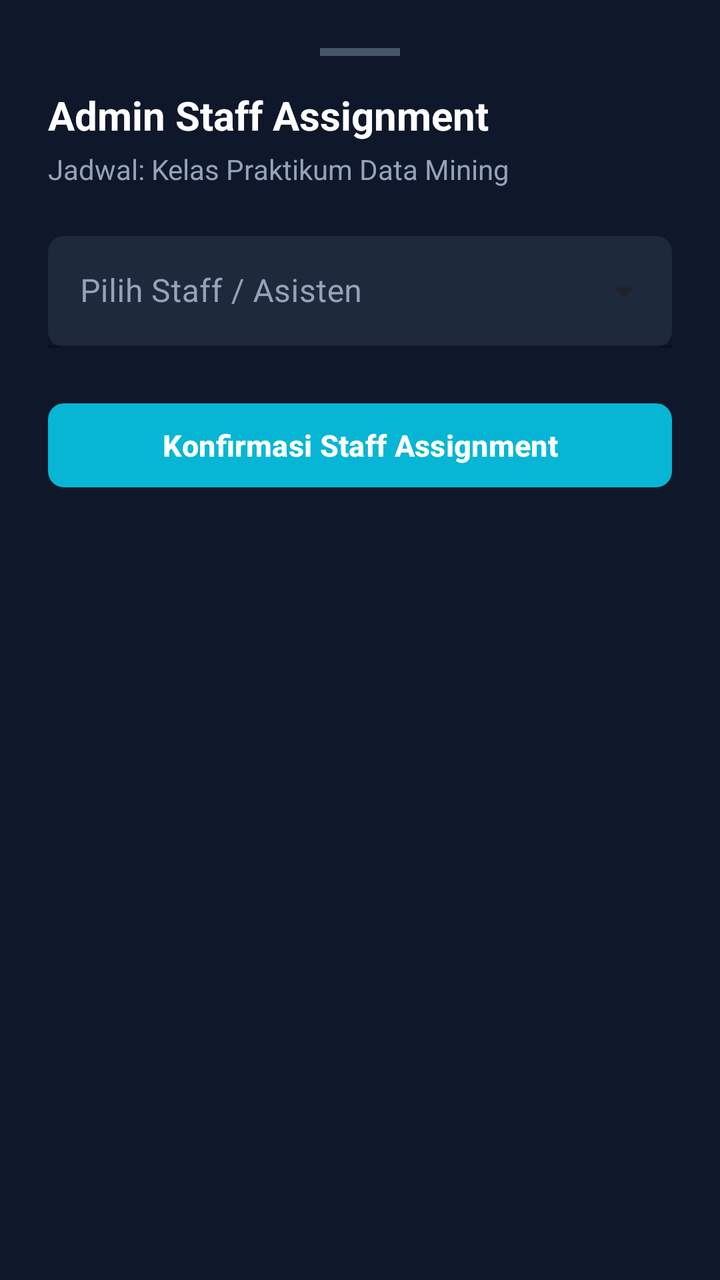
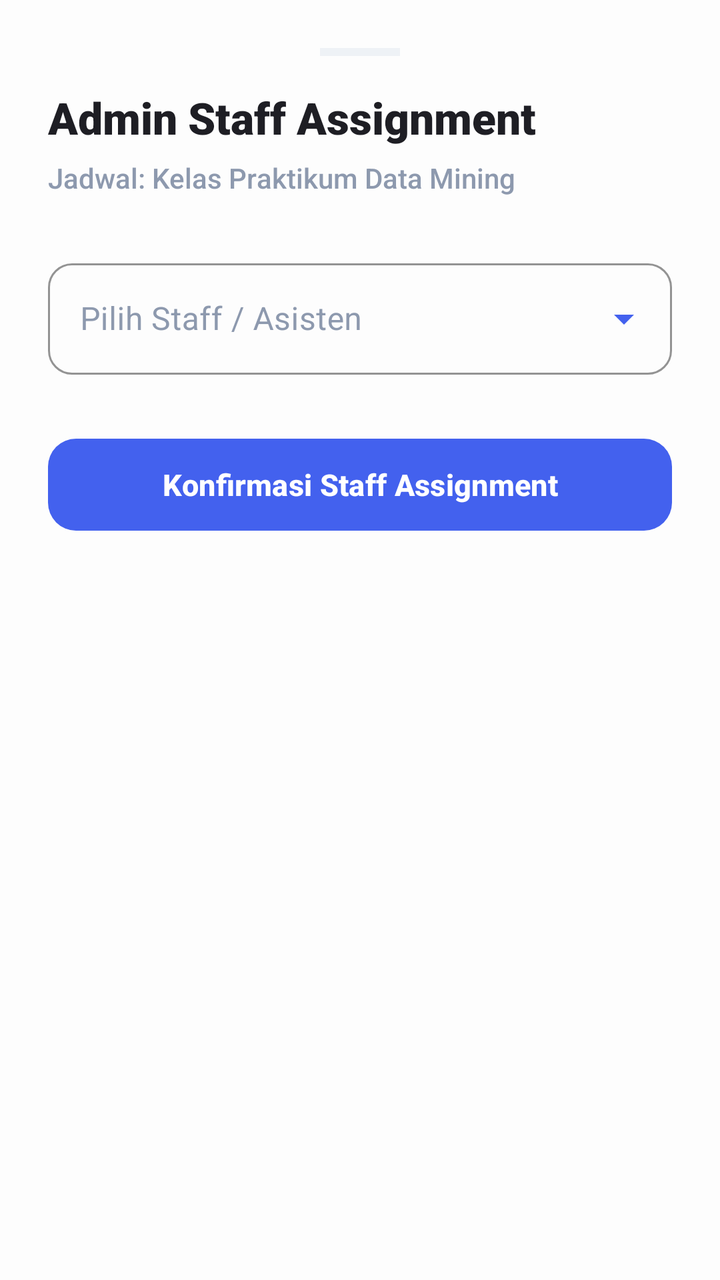

Compare the two renders of this Android layout. The source of the first and the diff that turns it into the second are given below.
<!-- AndroidManifest.xml: application theme Theme.MyApplication -->
<!-- res/layout/fragment_admin_staff_assignment.xml -->
<?xml version="1.0" encoding="utf-8"?>
<androidx.constraintlayout.widget.ConstraintLayout
    xmlns:android="http://schemas.android.com/apk/res/android"
    xmlns:app="http://schemas.android.com/apk/res-auto"
    android:layout_width="match_parent"
    android:layout_height="wrap_content"
    android:background="#0F172A"
    android:padding="24dp">

    <View
        android:id="@+id/vIndicator"
        android:layout_width="40dp"
        android:layout_height="4dp"
        android:background="#475569"
        app:layout_constraintTop_toTopOf="parent"
        app:layout_constraintStart_toStartOf="parent"
        app:layout_constraintEnd_toEndOf="parent" />

    <TextView
        android:id="@+id/tvAssignmentTitle"
        android:layout_width="0dp"
        android:layout_height="wrap_content"
        android:text="Admin Staff Assignment"
        android:textColor="#FFFFFF"
        android:textSize="20sp"
        android:textStyle="bold"
        android:layout_marginTop="16dp"
        app:layout_constraintTop_toBottomOf="@id/vIndicator"
        app:layout_constraintStart_toStartOf="parent"
        app:layout_constraintEnd_toEndOf="parent" />

    <TextView
        android:id="@+id/tvSelectedSchedule"
        android:layout_width="0dp"
        android:layout_height="wrap_content"
        android:text="Jadwal: Kelas Praktikum Data Mining"
        android:textColor="#94A3B8"
        android:textSize="14sp"
        android:layout_marginTop="4dp"
        app:layout_constraintTop_toBottomOf="@id/tvAssignmentTitle"
        app:layout_constraintStart_toStartOf="parent"
        app:layout_constraintEnd_toEndOf="parent" />

    <com.google.android.material.textfield.TextInputLayout
        android:id="@+id/tilStaffDropdown"
        style="@style/Widget.MaterialComponents.TextInputLayout.FilledBox.ExposedDropdownMenu"
        android:layout_width="0dp"
        android:layout_height="wrap_content"
        android:layout_marginTop="24dp"
        android:hint="Pilih Staff / Asisten"
        android:textColorHint="#94A3B8"
        app:hintTextColor="#06B6D4"
        app:boxStrokeColor="#06B6D4"
        app:boxBackgroundColor="#1E293B"
        app:boxCornerRadiusTopStart="8dp"
        app:boxCornerRadiusTopEnd="8dp"
        app:boxCornerRadiusBottomStart="8dp"
        app:boxCornerRadiusBottomEnd="8dp"
        app:layout_constraintTop_toBottomOf="@id/tvSelectedSchedule"
        app:layout_constraintStart_toStartOf="parent"
        app:layout_constraintEnd_toEndOf="parent">

        <AutoCompleteTextView
            android:id="@+id/actvStaff"
            android:layout_width="match_parent"
            android:layout_height="wrap_content"
            android:textColor="#F8FAFC"
            android:inputType="text" />

    </com.google.android.material.textfield.TextInputLayout>

    <com.google.android.material.button.MaterialButton
        android:id="@+id/btnConfirmAssignment"
        android:layout_width="0dp"
        android:layout_height="50dp"
        android:layout_marginTop="24dp"
        android:text="Konfirmasi Staff Assignment"
        android:textColor="#FFFFFF"
        android:textSize="15sp"
        android:textStyle="bold"
        app:backgroundTint="#06B6D4"
        app:cornerRadius="8dp"
        app:layout_constraintTop_toBottomOf="@id/tilStaffDropdown"
        app:layout_constraintStart_toStartOf="parent"
        app:layout_constraintEnd_toEndOf="parent" />

</androidx.constraintlayout.widget.ConstraintLayout>
<!-- resources referenced by this layout -->
<resources>
  <style name="Theme.MyApplication" parent="Base.Theme.MyApplication" />
  <style name="Base.Theme.MyApplication" parent="Theme.Material3.DayNight.NoActionBar">
          
          
      </style>
</resources>

<!-- the commit's change to res/layout/fragment_admin_staff_assignment.xml (unified diff, before → after) -->
@@ -4,25 +4,21 @@
     xmlns:app="http://schemas.android.com/apk/res-auto"
     android:layout_width="match_parent"
     android:layout_height="wrap_content"
-    android:background="#0F172A"
-    android:padding="24dp">
-
-    <View
-        android:id="@+id/vIndicator"
-        android:layout_width="40dp"
-        android:layout_height="4dp"
-        android:background="#475569"
-        app:layout_constraintTop_toTopOf="parent"
-        app:layout_constraintStart_toStartOf="parent"
-        app:layout_constraintEnd_toEndOf="parent" />
+    android:background="#FDFDFD" android:padding="24dp"> <View
+    android:id="@+id/vIndicator"
+    android:layout_width="40dp"
+    android:layout_height="4dp"
+    android:background="#EEF2F6" app:layout_constraintTop_toTopOf="parent"
+    app:layout_constraintStart_toStartOf="parent"
+    app:layout_constraintEnd_toEndOf="parent" />
 
     <TextView
         android:id="@+id/tvAssignmentTitle"
         android:layout_width="0dp"
         android:layout_height="wrap_content"
         android:text="Admin Staff Assignment"
-        android:textColor="#FFFFFF"
-        android:textSize="20sp"
+        android:textColor="#1E1E24" android:textSize="22sp"
+        android:fontFamily="sans-serif-black"
         android:textStyle="bold"
         android:layout_marginTop="16dp"
         app:layout_constraintTop_toBottomOf="@id/vIndicator"
@@ -34,29 +30,26 @@
         android:layout_width="0dp"
         android:layout_height="wrap_content"
         android:text="Jadwal: Kelas Praktikum Data Mining"
-        android:textColor="#94A3B8"
-        android:textSize="14sp"
-        android:layout_marginTop="4dp"
+        android:textColor="#8D99AE" android:textSize="14sp"
+        android:fontFamily="sans-serif-medium"
+        android:layout_marginTop="6dp"
         app:layout_constraintTop_toBottomOf="@id/tvAssignmentTitle"
         app:layout_constraintStart_toStartOf="parent"
         app:layout_constraintEnd_toEndOf="parent" />
 
     <com.google.android.material.textfield.TextInputLayout
         android:id="@+id/tilStaffDropdown"
-        style="@style/Widget.MaterialComponents.TextInputLayout.FilledBox.ExposedDropdownMenu"
-        android:layout_width="0dp"
+        style="@style/Widget.MaterialComponents.TextInputLayout.OutlinedBox.ExposedDropdownMenu" android:layout_width="0dp"
         android:layout_height="wrap_content"
-        android:layout_marginTop="24dp"
+        android:layout_marginTop="28dp"
         android:hint="Pilih Staff / Asisten"
-        android:textColorHint="#94A3B8"
-        app:hintTextColor="#06B6D4"
-        app:boxStrokeColor="#06B6D4"
-        app:boxBackgroundColor="#1E293B"
-        app:boxCornerRadiusTopStart="8dp"
-        app:boxCornerRadiusTopEnd="8dp"
-        app:boxCornerRadiusBottomStart="8dp"
-        app:boxCornerRadiusBottomEnd="8dp"
-        app:layout_constraintTop_toBottomOf="@id/tvSelectedSchedule"
+        android:textColorHint="#8D99AE"
+        app:hintTextColor="#4361EE" app:boxStrokeColor="#4361EE"
+        app:boxCornerRadiusTopStart="12dp"
+        app:boxCornerRadiusTopEnd="12dp"
+        app:boxCornerRadiusBottomStart="12dp"
+        app:boxCornerRadiusBottomEnd="12dp"
+        app:endIconTint="#4361EE" app:layout_constraintTop_toBottomOf="@id/tvSelectedSchedule"
         app:layout_constraintStart_toStartOf="parent"
         app:layout_constraintEnd_toEndOf="parent">
 
@@ -64,7 +57,9 @@
             android:id="@+id/actvStaff"
             android:layout_width="match_parent"
             android:layout_height="wrap_content"
-            android:textColor="#F8FAFC"
+            android:textColor="#1E1E24"
+            android:fontFamily="sans-serif"
+            android:paddingHorizontal="16dp"
             android:inputType="text" />
 
     </com.google.android.material.textfield.TextInputLayout>
@@ -72,15 +67,13 @@
     <com.google.android.material.button.MaterialButton
         android:id="@+id/btnConfirmAssignment"
         android:layout_width="0dp"
-        android:layout_height="50dp"
-        android:layout_marginTop="24dp"
+        android:layout_height="54dp" android:layout_marginTop="28dp"
         android:text="Konfirmasi Staff Assignment"
         android:textColor="#FFFFFF"
         android:textSize="15sp"
+        android:fontFamily="sans-serif-medium"
         android:textStyle="bold"
-        app:backgroundTint="#06B6D4"
-        app:cornerRadius="8dp"
-        app:layout_constraintTop_toBottomOf="@id/tilStaffDropdown"
+        android:stateListAnimator="@null" app:backgroundTint="#4361EE" app:cornerRadius="14dp" app:layout_constraintTop_toBottomOf="@id/tilStaffDropdown"
         app:layout_constraintStart_toStartOf="parent"
         app:layout_constraintEnd_toEndOf="parent" />
 
